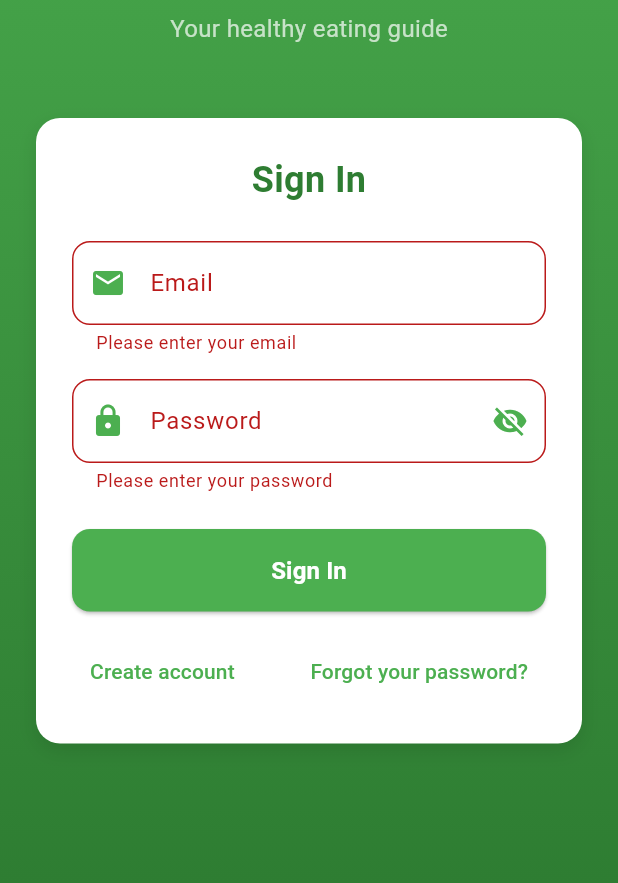
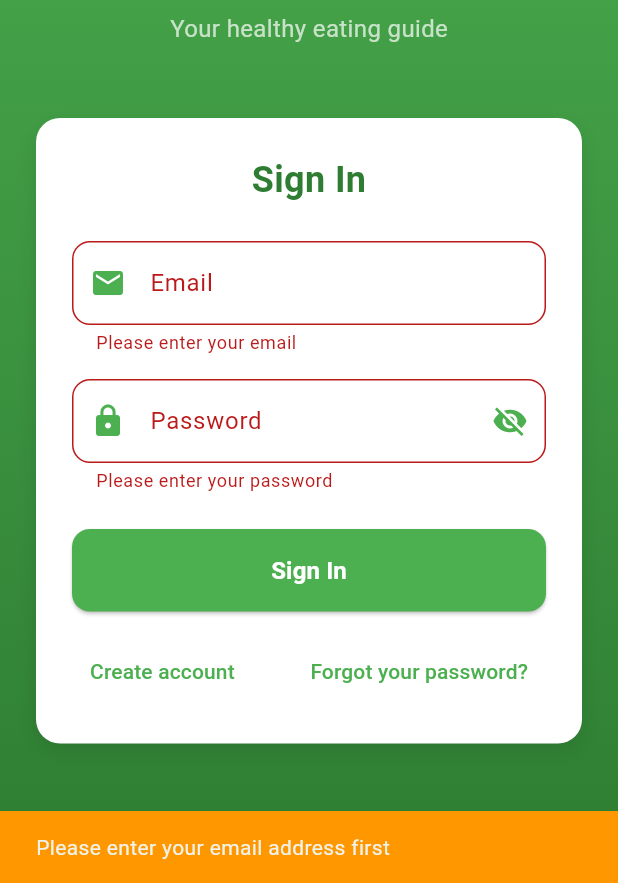
Before and after one commit to EduardoCastillo87/green_app, a Flutter app: the screen it shows after launch, after a tap on "Sign In", after a tap on "Forgot your password?", on a phone screen of 412 x 824 dp, the part 353-1236 px from its top. Run offline on Flutter 3.47's test engine with Material 3 defaults, Android fonts, the phone set to English and light mode, and no system bars; our stand-ins replace firebase_auth, firebase_core; accounts and stored records are empty.

Commit message:
Integrate Firebase authentication in LoginScreen, adding sign-in and password reset functionalities with user feedback. Implement loading state and error handling for improved user experience.

```diff
--- a/lib/screens/login_screen.dart
+++ b/lib/screens/login_screen.dart
@@ -1,4 +1,5 @@
 import 'package:flutter/material.dart';
+import '../services/firebase_service.dart';
 
 class LoginScreen extends StatefulWidget {
   const LoginScreen({super.key});
@@ -11,6 +12,7 @@ class _LoginScreenState extends State<LoginScreen> {
   final _formKey = GlobalKey<FormState>();
   final _emailController = TextEditingController();
   final _passwordController = TextEditingController();
+  final _firebaseService = FirebaseService();
   bool _isPasswordVisible = false;
   bool _isLoading = false;
 
@@ -27,23 +29,70 @@ class _LoginScreenState extends State<LoginScreen> {
         _isLoading = true;
       });
 
-      // Simulate login process
-      await Future.delayed(const Duration(seconds: 2));
+      try {
+        await _firebaseService.signIn(
+          email: _emailController.text.trim(),
+          password: _passwordController.text,
+        );
 
-      setState(() {
-        _isLoading = false;
-      });
+        if (mounted) {
+          ScaffoldMessenger.of(context).showSnackBar(
+            const SnackBar(
+              content: Text('Welcome to your healthy eating app!'),
+              backgroundColor: Colors.green,
+            ),
+          );
+          // Navigate to main screen
+          Navigator.pushReplacementNamed(context, '/home');
+        }
+      } catch (error) {
+        if (mounted) {
+          ScaffoldMessenger.of(context).showSnackBar(
+            SnackBar(
+              content: Text(error.toString()),
+              backgroundColor: Colors.red,
+            ),
+          );
+        }
+      } finally {
+        if (mounted) {
+          setState(() {
+            _isLoading = false;
+          });
+        }
+      }
+    }
+  }
 
-      // Here would go the real authentication logic
+  void _handleForgotPassword() async {
+    if (_emailController.text.trim().isEmpty) {
+      ScaffoldMessenger.of(context).showSnackBar(
+        const SnackBar(
+          content: Text('Please enter your email address first'),
+          backgroundColor: Colors.orange,
+        ),
+      );
+      return;
+    }
+
+    try {
+      await _firebaseService.resetPassword(_emailController.text.trim());
       if (mounted) {
         ScaffoldMessenger.of(context).showSnackBar(
           const SnackBar(
-            content: Text('Welcome to your healthy eating app!'),
+            content: Text('Password reset email sent! Check your inbox.'),
             backgroundColor: Colors.green,
           ),
         );
-        // Navigate to main screen
-        Navigator.pushReplacementNamed(context, '/home');
+      }
+    } catch (error) {
+      if (mounted) {
+        ScaffoldMessenger.of(context).showSnackBar(
+          SnackBar(
+            content: Text(error.toString()),
+            backgroundColor: Colors.red,
+          ),
+        );
       }
     }
   }
@@ -241,9 +290,7 @@ class _LoginScreenState extends State<LoginScreen> {
                                 ),
                               ),
                               TextButton(
-                                onPressed: () {
-                                  // Navigate to password recovery screen
-                                },
+                                onPressed: _handleForgotPassword,
                                 child: const Text(
                                   'Forgot your password?',
                                   style: TextStyle(color: Color(0xFF4CAF50)),
```
